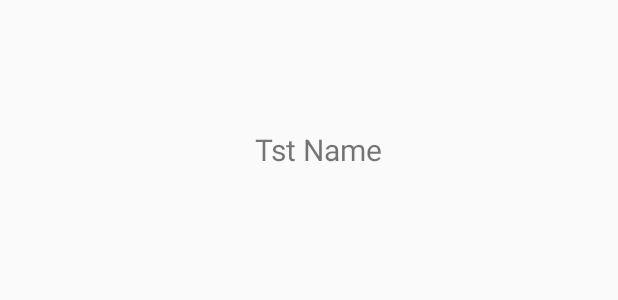
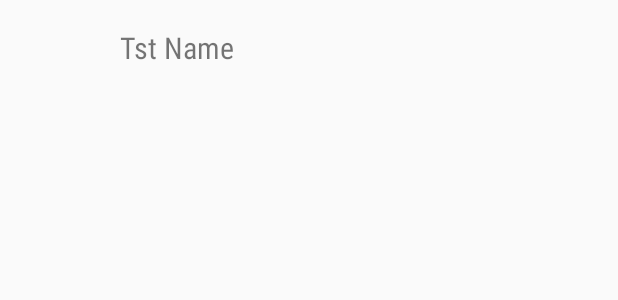
Before and after one commit to smajeti/SpotifyStreamer, an Android app: the layout artist_item_layout.xml on its own in the app's theme, with its tools: preview values and no code run, on a phone screen of 412 x 824 dp. Shown: the top 300 px of the screen. Run offline under Robolectric (Android 15) with nearby library versions, the phone set to English and light mode, and no system bars.

Commit message:
Added Tablet support, needs more work

```diff
--- a/app/src/main/res/layout/artist_item_layout.xml
+++ b/app/src/main/res/layout/artist_item_layout.xml
@@ -1,22 +1,26 @@
 <?xml version="1.0" encoding="utf-8"?>
-<RelativeLayout xmlns:android="http://schemas.android.com/apk/res/android"
+<LinearLayout xmlns:android="http://schemas.android.com/apk/res/android"
     android:layout_width="match_parent"
-    android:layout_height="wrap_content">
+    android:layout_height="wrap_content"
+    android:orientation="horizontal"
+    android:gravity="center_vertical"
+    android:minHeight="?android:attr/listPreferredItemHeight"
+    >
 
     <ImageView
         android:id="@+id/artistImgViewId"
-        android:layout_width="150dp"
-        android:layout_height="200dp"
-        android:scaleType="centerInside"/>
+        android:layout_width="60dp"
+        android:layout_height="wrap_content"
+        android:layout_margin="10dp"
+        android:scaleType="centerInside" />
 
     <TextView
         android:id="@+id/nameTxtViewId"
         android:layout_width="wrap_content"
         android:layout_height="wrap_content"
-        android:layout_marginLeft="20dp"
+        android:fontFamily="sans-serif-condensed"
         android:textSize="20sp"
         android:layout_centerVertical="true"
-        android:layout_toRightOf="@id/artistImgViewId"
         android:text="Tst Name" />
 
-</RelativeLayout>
+</LinearLayout>
```
Also changed, not shown: app/src/main/java/com/nanodegree/spotifystreamer/MainActivity.java (+35 -1 lines), app/src/main/java/com/nanodegree/spotifystreamer/MainActivityFragment.java (+5 -4 lines), app/src/main/java/com/nanodegree/spotifystreamer/TopTracksActivity.java (+18 -3 lines), app/src/main/java/com/nanodegree/spotifystreamer/TopTracksActivityFragment.java (+4 -4 lines), app/src/main/res/layout-sw600dp/activity_main.xml (added, +27 -0 lines), app/src/main/res/layout/activity_main.xml (+5 -3 lines), app/src/main/res/layout/activity_top_tracks.xml (+4 -6 lines), app/src/main/res/layout/toptracks_item_layout.xml (+14 -7 lines), 1 other file.
